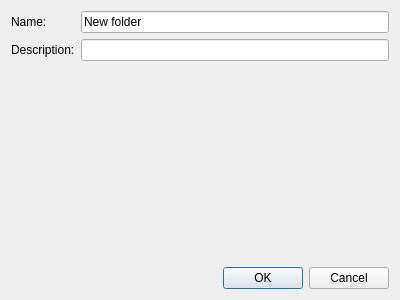
Before: the Qt Designer form src/admc/create_query_folder_dialog.ui in altlinux/admc, drawn with Qt 5.
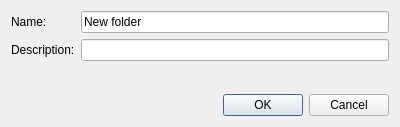
After: the same form once the commit is applied.

Commit message:
reuse query folder dialog
also reduce height

```diff
--- a/src/admc/create_query_folder_dialog.ui
+++ b/src/admc/create_query_folder_dialog.ui
@@ -7,7 +7,7 @@
     <x>0</x>
     <y>0</y>
     <width>400</width>
-    <height>300</height>
+    <height>127</height>
    </rect>
   </property>
   <property name="windowTitle">
```
The commit also changes 3 other files.
